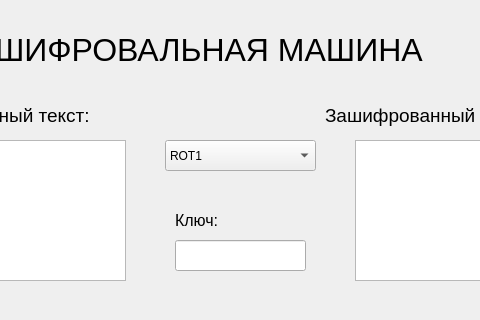
Before: the Qt Designer form mainwindow.ui in lina-47/projectmyit, drawn with Qt 5; both pictures show x 115 to 595 and y 0 to 320 of the 731 by 470 pixel window.
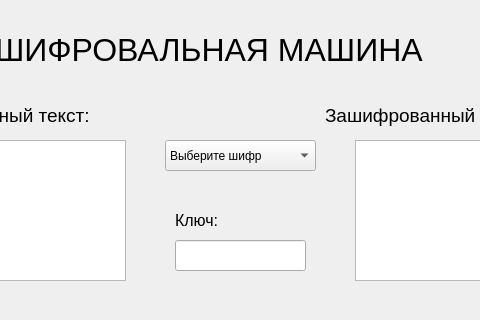
After: the same form once the commit is applied.

The edit to the form file:
```diff
--- a/mainwindow.ui
+++ b/mainwindow.ui
@@ -69,6 +69,11 @@
       <height>31</height>
      </rect>
     </property>
+    <item>
+     <property name="text">
+      <string>Выберите шифр</string>
+     </property>
+    </item>
     <item>
      <property name="text">
       <string>ROT1</string>
```
Left out of the diff: 7 changed lines with no effect on the pictures.
